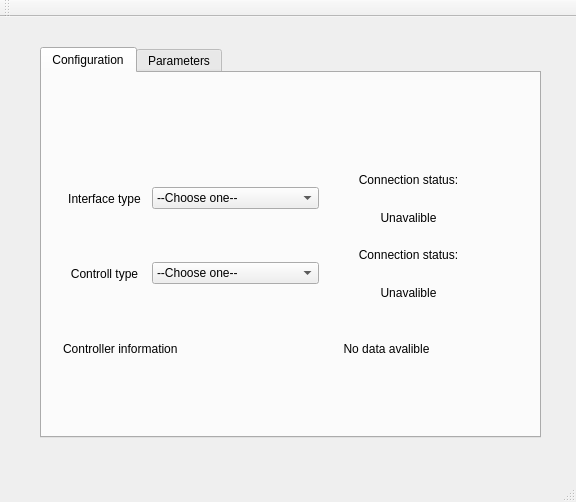
First picture: the form in mainwindow.ui, repository NexRobotics/UserInterface, before the edit.
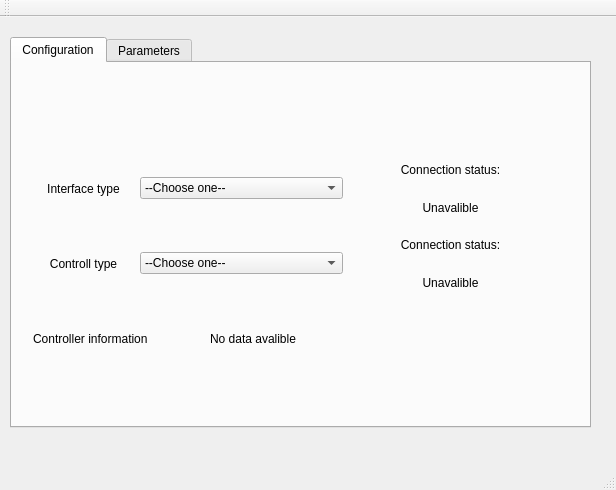
Second picture: the form after the edit.

Patch:
```diff
--- a/mainwindow.ui
+++ b/mainwindow.ui
@@ -6,8 +6,8 @@
    <rect>
     <x>0</x>
     <y>0</y>
-    <width>576</width>
-    <height>502</height>
+    <width>616</width>
+    <height>490</height>
    </rect>
   </property>
   <property name="windowTitle">
@@ -17,9 +17,9 @@
    <widget class="QTabWidget" name="controll_tab">
     <property name="geometry">
      <rect>
-      <x>40</x>
-      <y>30</y>
-      <width>501</width>
+      <x>10</x>
+      <y>20</y>
+      <width>581</width>
       <height>391</height>
      </rect>
     </property>
@@ -38,7 +38,7 @@
        <rect>
         <x>10</x>
         <y>80</y>
-        <width>451</width>
+        <width>541</width>
         <height>241</height>
        </rect>
       </property>
@@ -165,7 +165,7 @@
         </layout>
        </item>
        <item>
-        <layout class="QHBoxLayout" name="horizontalLayout_5">
+        <layout class="QHBoxLayout" name="horizontalLayout_5" stretch="1,2">
          <item>
           <widget class="QLabel" name="label_5">
            <property name="text">
@@ -179,7 +179,7 @@
             <string>No data avalible</string>
            </property>
            <property name="alignment">
-            <set>Qt::AlignCenter</set>
+            <set>Qt::AlignLeading|Qt::AlignLeft|Qt::AlignVCenter</set>
            </property>
           </widget>
          </item>
```
Left out of the diff: 2 changed lines with no effect on the pictures.
